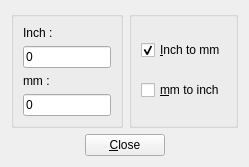
Old version of the form src/i2mdialog.ui in the repository GCodeProjects/GCodeWorkShop.
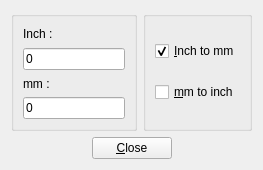
New version of the form. Icons and pictures are not drawn.

Patch:
```diff
--- a/src/i2mdialog.ui
+++ b/src/i2mdialog.ui
@@ -6,12 +6,12 @@
    <rect>
     <x>0</x>
     <y>0</y>
-    <width>249</width>
-    <height>158</height>
+    <width>263</width>
+    <height>170</height>
    </rect>
   </property>
   <property name="sizePolicy">
-   <sizepolicy hsizetype="Preferred" vsizetype="Preferred">
+   <sizepolicy hsizetype="Expanding" vsizetype="Expanding">
     <horstretch>0</horstretch>
     <verstretch>0</verstretch>
    </sizepolicy>
@@ -24,12 +24,24 @@
     <layout class="QHBoxLayout" name="horizontalLayout">
      <item>
       <widget class="QGroupBox" name="groupBox">
+       <property name="sizePolicy">
+        <sizepolicy hsizetype="Expanding" vsizetype="Preferred">
+         <horstretch>0</horstretch>
+         <verstretch>0</verstretch>
+        </sizepolicy>
+       </property>
        <property name="title">
         <string/>
        </property>
        <layout class="QVBoxLayout" name="verticalLayout">
         <item>
          <widget class="QLabel" name="inchLabel">
+          <property name="sizePolicy">
+           <sizepolicy hsizetype="Expanding" vsizetype="Preferred">
+            <horstretch>0</horstretch>
+            <verstretch>0</verstretch>
+           </sizepolicy>
+          </property>
           <property name="text">
            <string>Inch :</string>
           </property>
@@ -50,6 +62,12 @@
         </item>
         <item>
          <widget class="QLabel" name="mmLabel">
+          <property name="sizePolicy">
+           <sizepolicy hsizetype="Expanding" vsizetype="Preferred">
+            <horstretch>0</horstretch>
+            <verstretch>0</verstretch>
+           </sizepolicy>
+          </property>
           <property name="text">
            <string>mm :</string>
           </property>
```
